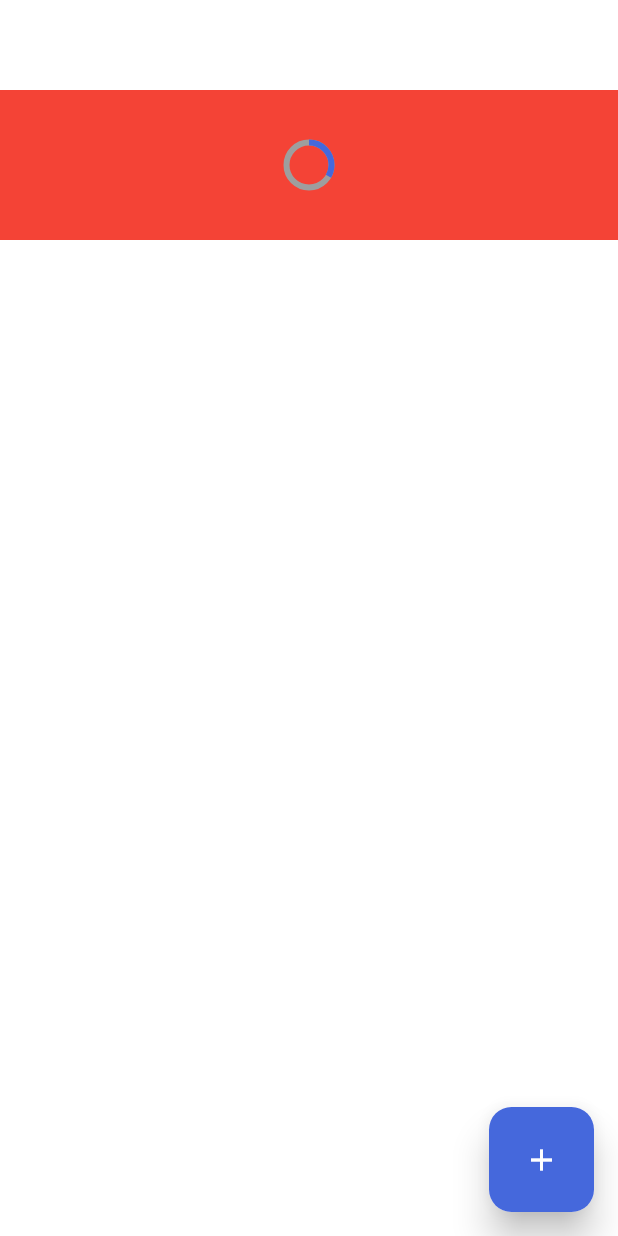
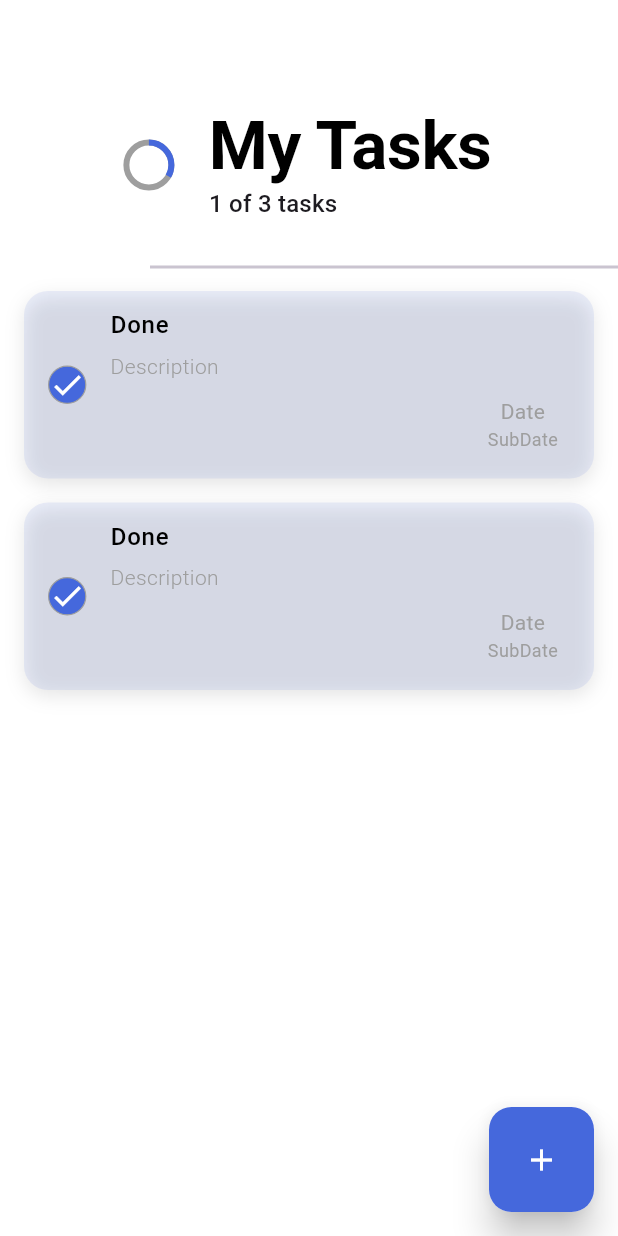
Before and after one commit to LengTech11/hive_todo, a Flutter app: the screen it shows after launch, on a phone screen of 412 x 824 dp. Run offline on Flutter 3.47's test engine with Material 3 defaults, Android fonts, the phone set to English and light mode, and no system bars; our stand-ins replace lottie.

Commit message:
add lottie and do Task listing screen

```diff
--- /dev/null
+++ b/lib/extensions/space_exs.dart
@@ -0,0 +1,16 @@
+// int_extension.dart
+import 'package:flutter/material.dart';
+
+extension IntExtension on int? {
+  int validate({int value = 0}) {
+    return this ?? value;
+  }
+
+  Widget get h => SizedBox(
+        height: this?.toDouble(),
+      );
+
+  Widget get w => SizedBox(
+        width: this?.toDouble(),
+      );
+}
--- /dev/null
+++ b/lib/utils/constanst.dart
@@ -0,0 +1,2 @@
+/// lottie asset address
+String lottieURL = 'assets/lottie/1.json';
--- a/lib/utils/strings.dart
+++ b/lib/utils/strings.dart
@@ -1,4 +1,4 @@
-class MyString {
+class AppStr {
   static const String mainTitle = "My Tasks";
   static const String deletedTask = "This task was deleted";
   static const String doneAllTask = "You Have Done All Tasks!👌";
--- a/lib/views/home/widget/fab.dart
+++ b/lib/views/home/components/fab.dart
@@ -1,3 +1,4 @@
+import 'package:flutter/foundation.dart';
 import 'package:flutter/material.dart';
 import 'package:hive_todo/utils/app_colors.dart';
 
@@ -10,7 +11,9 @@ class Fab extends StatelessWidget {
   Widget build(BuildContext context) {
     return GestureDetector(
       onTap: () {
-        print("Tasks Tapped");
+        if (kDebugMode) {
+          print("Tasks Tapped");
+        }
       },
       child: Material(
         borderRadius: BorderRadius.circular(15),
--- a/lib/views/home/home_view.dart
+++ b/lib/views/home/home_view.dart
@@ -1,6 +1,11 @@
 import 'package:flutter/material.dart';
+import 'package:hive_todo/extensions/space_exs.dart';
 import 'package:hive_todo/utils/app_colors.dart';
-import 'package:hive_todo/views/home/widget/fab.dart';
+import 'package:hive_todo/utils/constanst.dart';
+import 'package:hive_todo/utils/strings.dart';
+import 'package:hive_todo/views/home/components/fab.dart';
+import 'package:hive_todo/views/home/widget/task_widget.dart';
+import 'package:lottie/lottie.dart';
 
 class HomeView extends StatefulWidget {
   const HomeView({super.key});
@@ -10,8 +15,12 @@ class HomeView extends StatefulWidget {
 }
 
 class _HomeViewState extends State<HomeView> {
+  final List<int> testing = [1, 2];
+
   @override
   Widget build(BuildContext context) {
+    TextTheme textTheme = Theme.of(context).textTheme;
+
     return Scaffold(
       backgroundColor: Colors.white,
 
@@ -24,15 +33,16 @@ class _HomeViewState extends State<HomeView> {
         height: double.infinity,
         child: Column(
           children: [
+            /// AppBar
             Container(
               margin: const EdgeInsets.only(top: 60),
               width: double.infinity,
               height: 100,
-                color: Colors.red,
-                child: const Row(
+              child: Row(
                 mainAxisAlignment: MainAxisAlignment.center,
                 children: [
-                    SizedBox(
+                  /// Progress Indicator
+                  const SizedBox(
                     width: 30,
                     height: 30,
                     child: CircularProgressIndicator(
@@ -42,9 +52,83 @@ class _HomeViewState extends State<HomeView> {
                         AppColors.primaryColor,
                       ),
                     ),
+                  ),
+
+                  /// spaceflutter clean
+                  25.w,
+
+                  /// Top Level Task info
+                  Column(
+                    mainAxisAlignment: MainAxisAlignment.center,
+                    crossAxisAlignment: CrossAxisAlignment.start,
+                    children: [
+                      Text(
+                        AppStr.mainTitle,
+                        style: textTheme.displayLarge,
+                      ),
+                      3.h,
+                      Text(
+                        "1 of 3 tasks",
+                        style: textTheme.titleMedium,
+                      ),
+                    ],
                   )
                 ],
-                ))
+              ),
+            ),
+
+            /// Divider
+            const Padding(
+              padding: EdgeInsets.only(top: 10),
+              child: Divider(
+                thickness: 2,
+                indent: 100,
+              ),
+            ),
+
+            /// Tasks
+            SizedBox(
+              width: double.infinity,
+              height: 745,
+              child: testing.isNotEmpty
+                  ? ListView.builder(
+                      itemCount: testing.length,
+                      scrollDirection: Axis.vertical,
+                      itemBuilder: (context, index) {
+                        return Dismissible(
+                          direction: DismissDirection.horizontal,
+                          onDismissed: (_) {
+                            /// we will remove current task from DB
+                          },
+                          background: Row(
+                            mainAxisAlignment: MainAxisAlignment.center,
+                            children: [
+                              const Icon(
+                                Icons.deblur_outlined,
+                                color: Colors.grey,
+                              ),
+                              8.w,
+                              const Text(
+                                AppStr.deleteTask,
+                                style: TextStyle(
+                                  color: Colors.grey,
+                                ),
+                              )
+                            ],
+                          ),
+                          key: Key(
+                            index.toString(),
+                          ),
+                          child: const TaskWidget(),
+                        );
+                      },
+                    )
+                  : Column(
+                      children: [
+                        Lottie.asset(lottieURL),
+                      ],
+                    ),
+            ),
           ],
         ),
       ),
--- /dev/null
+++ b/lib/views/home/widget/task_widget.dart
@@ -0,0 +1,114 @@
+import 'package:flutter/material.dart';
+import 'package:hive_todo/utils/app_colors.dart';
+
+class TaskWidget extends StatelessWidget {
+  const TaskWidget({
+    super.key,
+  });
+
+  @override
+  Widget build(BuildContext context) {
+    return GestureDetector(
+      onTap: () {
+        /// Navigate to task view to see task details
+      },
+      child: AnimatedContainer(
+        margin: const EdgeInsets.symmetric(
+          horizontal: 16,
+          vertical: 8,
+        ),
+        decoration: BoxDecoration(
+          color: AppColors.primaryColor.withOpacity(0.1),
+          borderRadius: BorderRadius.circular(16),
+          boxShadow: [
+            BoxShadow(
+              color: Colors.black.withOpacity(0.1),
+              offset: const Offset(0, 4),
+              blurRadius: 10,
+            ),
+          ],
+        ),
+        duration: const Duration(milliseconds: 600),
+        child: ListTile(
+          /// Check Icon
+          leading: GestureDetector(
+            /// onTap
+            onTap: () {
+              /// Will Implement check or uncheck
+            },
+            child: AnimatedContainer(
+              duration: const Duration(milliseconds: 600),
+              decoration: BoxDecoration(
+                color: AppColors.primaryColor,
+                shape: BoxShape.circle,
+                border: Border.all(
+                  color: Colors.grey,
+                  width: 0.8,
+                ),
+              ),
+              child: const Icon(
+                Icons.check,
+                color: Colors.white,
+              ),
+            ),
+          ),
+          // Task title
+          title: const Padding(
+            padding: EdgeInsets.only(bottom: 5, top: 3),
+            child: Text(
+              "Done",
+              style: TextStyle(
+                color: Colors.black,
+                fontWeight: FontWeight.w500,
+              ),
+            ),
+          ),
+
+          /// subtitle
+          subtitle: const Column(
+            crossAxisAlignment: CrossAxisAlignment.start,
+            children: [
+              Text(
+                "Description",
+                style: TextStyle(
+                  color: Colors.grey,
+                  fontWeight: FontWeight.w300,
+                ),
+              ),
+
+              /// Date Task
+              Align(
+                alignment: Alignment.centerRight,
+                child: Padding(
+                  padding: EdgeInsets.only(
+                    top: 10,
+                    bottom: 10,
+                  ),
+                  child: Column(
+                    mainAxisAlignment: MainAxisAlignment.center,
+                    children: [
+                      Text(
+                        "Date",
+                        style: TextStyle(
+                          fontSize: 14,
+                          color: Colors.grey,
+                        ),
+                      ),
+                      Text(
+                        "SubDate",
+                        style: TextStyle(
+                          fontSize: 12,
+                          color: Colors.grey,
+                        ),
+                      )
+                    ],
+                  ),
+                ),
+              ),
+            ],
+          ),
+        ),
+      ),
+    );
+  }
+}
```
Also changed, not shown: 1 other file. Lines whose indentation alone changed are shown as unchanged.
